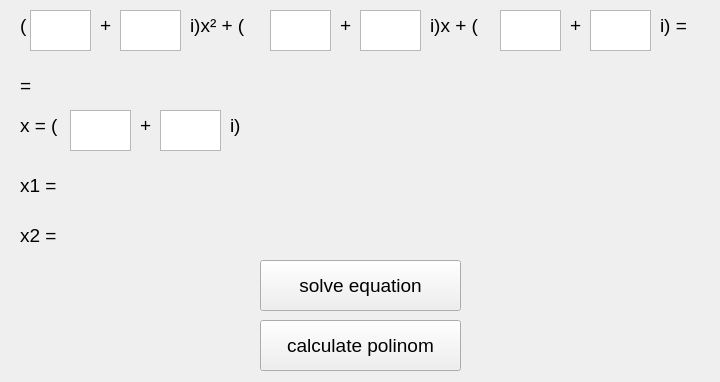
This is 3 lab/interface.ui in ivevv/OOP as Qt 5 draws it before an edit. The edited form follows.
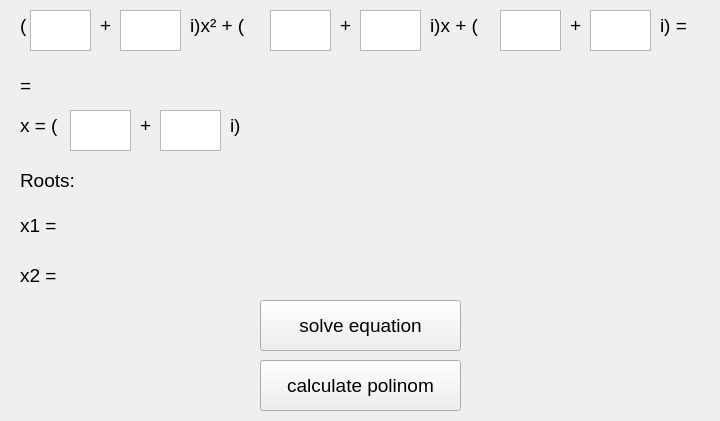
This is the edited form.

Commit message: добавила всплывающие окна к ошибкам

Diff of the .ui file:
```diff
--- a/3 lab/interface.ui
+++ b/3 lab/interface.ui
@@ -7,7 +7,7 @@
     <x>0</x>
     <y>0</y>
     <width>720</width>
-    <height>382</height>
+    <height>421</height>
    </rect>
   </property>
   <property name="font">
@@ -217,7 +217,7 @@
    <property name="geometry">
     <rect>
      <x>260</x>
-     <y>260</y>
+     <y>300</y>
      <width>201</width>
      <height>51</height>
     </rect>
@@ -230,7 +230,7 @@
    <property name="geometry">
     <rect>
      <x>20</x>
-     <y>160</y>
+     <y>200</y>
      <width>55</width>
      <height>51</height>
     </rect>
@@ -243,7 +243,7 @@
    <property name="geometry">
     <rect>
      <x>20</x>
-     <y>220</y>
+     <y>260</y>
      <width>55</width>
      <height>31</height>
     </rect>
@@ -295,7 +295,7 @@
    <property name="geometry">
     <rect>
      <x>80</x>
-     <y>160</y>
+     <y>200</y>
      <width>621</width>
      <height>51</height>
     </rect>
@@ -308,7 +308,7 @@
    <property name="geometry">
     <rect>
      <x>80</x>
-     <y>210</y>
+     <y>250</y>
      <width>621</width>
      <height>51</height>
     </rect>
@@ -321,7 +321,7 @@
    <property name="geometry">
     <rect>
      <x>260</x>
-     <y>320</y>
+     <y>360</y>
      <width>201</width>
      <height>51</height>
     </rect>
@@ -343,6 +343,19 @@
     <string>=</string>
    </property>
   </widget>
+  <widget class="QLabel" name="roots">
+   <property name="geometry">
+    <rect>
+     <x>20</x>
+     <y>160</y>
+     <width>91</width>
+     <height>41</height>
+    </rect>
+   </property>
+   <property name="text">
+    <string>Roots:</string>
+   </property>
+  </widget>
   <zorder>bracket1</zorder>
   <zorder>ar</zorder>
   <zorder>plus1</zorder>
```
Left out of the diff: 1 changed line with no effect on the pictures. The commit also changes 1 other file.
